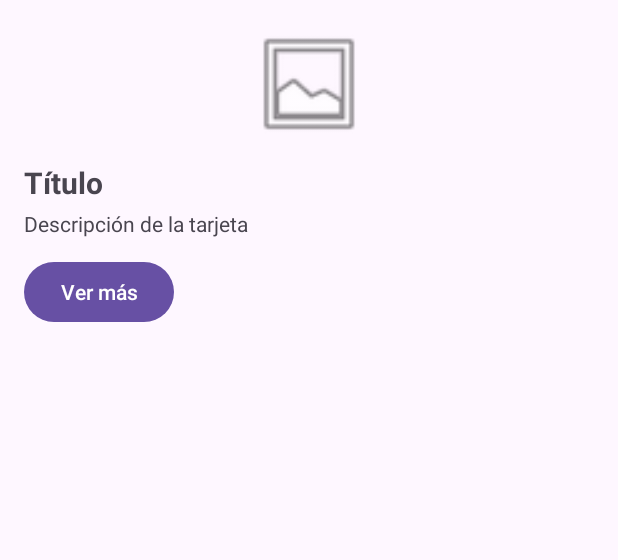
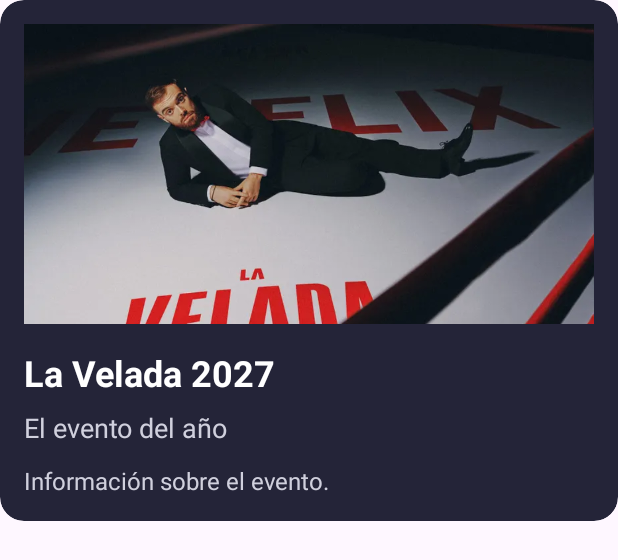
Before and after one commit to josmargil/sprint3JoseMartinez, an Android app: the layout view_my_card.xml on its own in the app's theme, with its tools: preview values and no code run, on a phone screen of 412 x 824 dp. Shown: the top 560 px of the screen. Run offline under Robolectric (Android 15) with nearby library versions, the phone set to English and light mode, and no system bars.

Commit message:
Add ActivityDetail and MyCard to design structure

```diff
--- a/app/src/main/res/layout/view_my_card.xml
+++ b/app/src/main/res/layout/view_my_card.xml
@@ -1,41 +1,48 @@
 <?xml version="1.0" encoding="utf-8"?>
-
 <LinearLayout
     xmlns:android="http://schemas.android.com/apk/res/android"
+    xmlns:tools="http://schemas.android.com/tools"
     android:layout_width="match_parent"
     android:layout_height="wrap_content"
     android:orientation="vertical"
+    android:background="@drawable/bg_event_card"
+    android:clipToOutline="true"
     android:padding="16dp">
 
     <ImageView
         android:id="@+id/imgCard"
-        android:layout_width="80dp"
-        android:layout_height="80dp"
-        android:layout_gravity="center_horizontal"
-        android:src="@android:drawable/ic_menu_gallery"
-        android:contentDescription="@null" />
+        android:layout_width="match_parent"
+        android:layout_height="200dp"
+        android:scaleType="centerCrop"
+        android:contentDescription="@string/home_image_description"
+        tools:src="@drawable/velada_2027" />
 
     <TextView
-        android:id="@+id/txtTitulo"
-        android:layout_width="wrap_content"
+        android:id="@+id/txtCardTitle"
+        android:layout_width="match_parent"
+        android:layout_height="wrap_content"
+        android:layout_marginTop="16dp"
+        android:textColor="@color/text_primary"
+        android:textSize="24sp"
+        android:textStyle="bold"
+        tools:text="La Velada 2027" />
+
+    <TextView
+        android:id="@+id/txtCardSubtitle"
+        android:layout_width="match_parent"
+        android:layout_height="wrap_content"
+        android:layout_marginTop="8dp"
+        android:textColor="@color/text_secondary"
+        android:textSize="18sp"
+        tools:text="El evento del año" />
+
+    <TextView
+        android:id="@+id/txtCardDescription"
+        android:layout_width="match_parent"
         android:layout_height="wrap_content"
         android:layout_marginTop="12dp"
-        android:text="Título"
-        android:textSize="20sp"
-        android:textStyle="bold" />
-
-    <TextView
-        android:id="@+id/txtDescripcion"
-        android:layout_width="wrap_content"
-        android:layout_height="wrap_content"
-        android:layout_marginTop="4dp"
-        android:text="Descripción de la tarjeta" />
-
-    <Button
-        android:id="@+id/btnAccion"
-        android:layout_width="wrap_content"
-        android:layout_height="wrap_content"
-        android:layout_marginTop="12dp"
-        android:text="Ver más" />
+        android:textColor="@color/text_secondary"
+        android:textSize="16sp"
+        tools:text="Información sobre el evento." />
 
 </LinearLayout>
--- a/app/src/main/res/values/strings.xml
+++ b/app/src/main/res/values/strings.xml
@@ -6,4 +6,8 @@
     <string name="home_button">Ver más información</string>
     <string name="home_toast">Todavía no está implementado</string>
     <string name="home_image_description">Imagen ilustrativa de La Velada 2027</string>
+    <string name="home_detail_button">Ver detalles del evento</string>
+    <string name="card_image_description">Imagen relacionada con %1$s</string>
+
+
 </resources>
```
Also changed, not shown: app/src/main/AndroidManifest.xml (+7 -1 lines), app/src/main/java/com/jose_martinez/practicatemario/MyCard.kt (deleted, +0 -44 lines), app/src/main/java/com/jose_martinez/sprint3/DetailActivity.kt (added, +23 -0 lines), app/src/main/java/com/jose_martinez/sprint3/HomeActivity.kt (+9 -0 lines), app/src/main/java/com/jose_martinez/sprint3/MyCard.kt (added, +39 -0 lines), app/src/main/res/layout/activity_detail.xml (added, +22 -0 lines), app/src/main/res/layout/activity_home.xml (+10 -0 lines).
